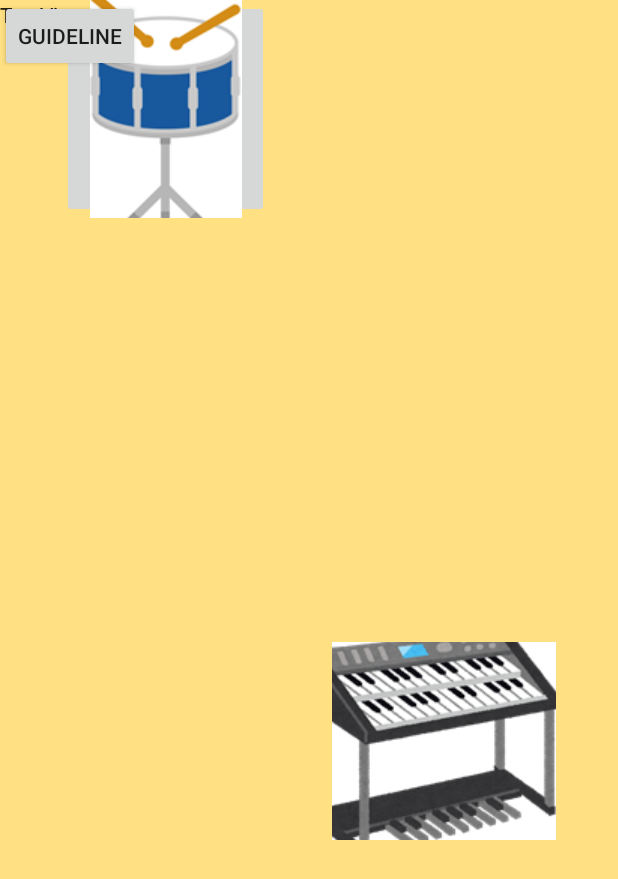
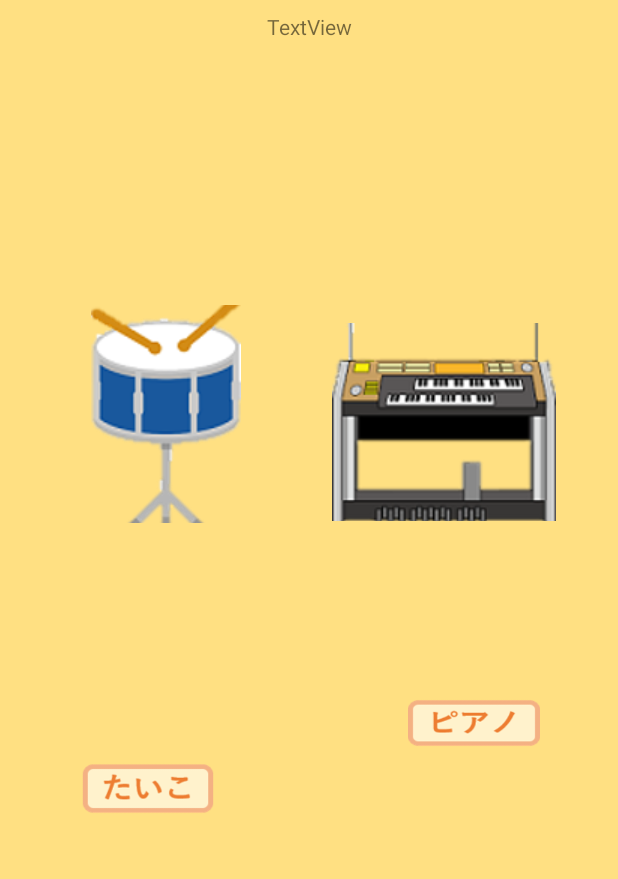
Before and after one commit to tomoki-hirai/Spajam2018, an Android app: the HomeFragment screen opened directly, with no data from a screen before it, on a phone screen of 412 x 824 dp. Shown: the top 879 px of the screen. Run offline under Robolectric (Android 15) with nearby library versions, the phone set to English and light mode, and no system bars.

Commit message:
layoutちょっと作った

```diff
--- a/app/src/main/res/layout/activity_main.xml
+++ b/app/src/main/res/layout/activity_main.xml
@@ -60,7 +60,7 @@
         app:layout_constraintEnd_toStartOf="@+id/imageButton2"
         app:layout_constraintHorizontal_bias="0.5"
         app:layout_constraintStart_toStartOf="parent"
-        app:srcCompat="@drawable/dram"
+        app:srcCompat="@drawable/drum"
         tools:layout_editor_absoluteY="183dp" />
 
     <ImageButton
@@ -74,6 +74,7 @@
         app:layout_constraintHorizontal_bias="0.5"
         app:layout_constraintStart_toEndOf="@+id/imageButton"
         app:layout_constraintTop_toTopOf="parent"
-        app:srcCompat="@drawable/elc" />
+        app:layout_constraintVertical_bias="0.085"
+        app:srcCompat="@drawable/piano" />
 
 </android.support.constraint.ConstraintLayout>
--- a/app/src/main/res/layout/fragment_home.xml
+++ b/app/src/main/res/layout/fragment_home.xml
@@ -19,58 +19,71 @@
         android:orientation="horizontal"
         app:layout_constraintGuide_begin="432dp" />
 
-    <Button
-        android:id="@+id/button8"
-        android:layout_width="wrap_content"
-        android:layout_height="wrap_content"
-        android:text="@string/button_guideline"
-        tools:layout_editor_absoluteX="163dp"
-        tools:layout_editor_absoluteY="447dp" />
-
-    <TextView
-        android:id="@+id/textView"
-        android:layout_width="wrap_content"
-        android:layout_height="wrap_content"
-        android:text="TextView"
-        tools:layout_editor_absoluteX="82dp"
-        tools:layout_editor_absoluteY="15dp" />
-
     <TextView
         android:id="@+id/textView2"
         android:layout_width="wrap_content"
         android:layout_height="wrap_content"
+        android:layout_marginEnd="8dp"
+        android:layout_marginStart="8dp"
+        android:layout_marginTop="8dp"
         android:text="TextView"
-        tools:layout_editor_absoluteX="82dp"
-        tools:layout_editor_absoluteY="63dp" />
-
-    <TextView
-        android:id="@+id/textView3"
-        android:layout_width="wrap_content"
-        android:layout_height="wrap_content"
-        android:text="TextView"
-        tools:layout_editor_absoluteX="82dp"
-        tools:layout_editor_absoluteY="15dp" />
+        app:layout_constraintEnd_toEndOf="parent"
+        app:layout_constraintStart_toStartOf="parent"
+        app:layout_constraintTop_toTopOf="parent" />
 
     <ImageButton
         android:id="@+id/imageButton"
         android:layout_width="138dp"
         android:layout_height="145dp"
+        android:layout_marginTop="176dp"
+        android:background="@null"
         app:layout_constraintEnd_toStartOf="@+id/imageButton2"
         app:layout_constraintHorizontal_bias="0.5"
         app:layout_constraintStart_toStartOf="parent"
-        app:srcCompat="@drawable/dram"
-        tools:layout_editor_absoluteY="183dp" />
+        app:layout_constraintTop_toBottomOf="@+id/textView2"
+        app:srcCompat="@drawable/drum" />
 
     <ImageButton
         android:id="@+id/imageButton2"
         android:layout_width="149dp"
         android:layout_height="132dp"
-        android:layout_marginBottom="8dp"
-        android:layout_marginTop="172dp"
-        app:layout_constraintBottom_toBottomOf="parent"
+        android:layout_marginTop="188dp"
+        android:background="@null"
         app:layout_constraintEnd_toEndOf="parent"
         app:layout_constraintHorizontal_bias="0.5"
         app:layout_constraintStart_toEndOf="@+id/imageButton"
-        app:layout_constraintTop_toTopOf="parent"
-        app:srcCompat="@drawable/elc" />
+        app:layout_constraintTop_toBottomOf="@+id/textView2"
+        app:srcCompat="@drawable/piano" />
+
+    <Button
+        android:id="@+id/button"
+        android:layout_width="88dp"
+        android:layout_height="33dp"
+        android:layout_marginBottom="8dp"
+        android:layout_marginEnd="52dp"
+        android:layout_marginTop="28dp"
+        android:background="@drawable/piano_button"
+        android:text=""
+        app:layout_constraintBottom_toBottomOf="parent"
+        app:layout_constraintEnd_toEndOf="parent"
+        app:layout_constraintTop_toBottomOf="@+id/imageButton2"
+        app:layout_constraintVertical_bias="0.221" />
+
+    <Button
+        android:id="@+id/button2"
+        android:layout_width="88dp"
+        android:layout_height="35dp"
+        android:layout_marginBottom="8dp"
+        android:layout_marginEnd="8dp"
+        android:layout_marginStart="8dp"
+        android:layout_marginTop="8dp"
+        android:background="@drawable/drum_button"
+        android:text=""
+        app:layout_constraintBottom_toBottomOf="parent"
+        app:layout_constraintEnd_toStartOf="@+id/button"
+        app:layout_constraintHorizontal_bias="0.277"
+        app:layout_constraintStart_toStartOf="parent"
+        app:layout_constraintTop_toBottomOf="@+id/imageButton"
+        app:layout_constraintVertical_bias="0.357" />
+
 </android.support.constraint.ConstraintLayout>
```
Also changed, not shown: app/src/main/res/drawable/dram.png (deleted), app/src/main/res/drawable/drum.png (added), app/src/main/res/drawable/drum_button.png (added), app/src/main/res/drawable/piano.png (added), app/src/main/res/drawable/piano_button.png (added), app/src/main/res/drawable/under_home.png (added).
